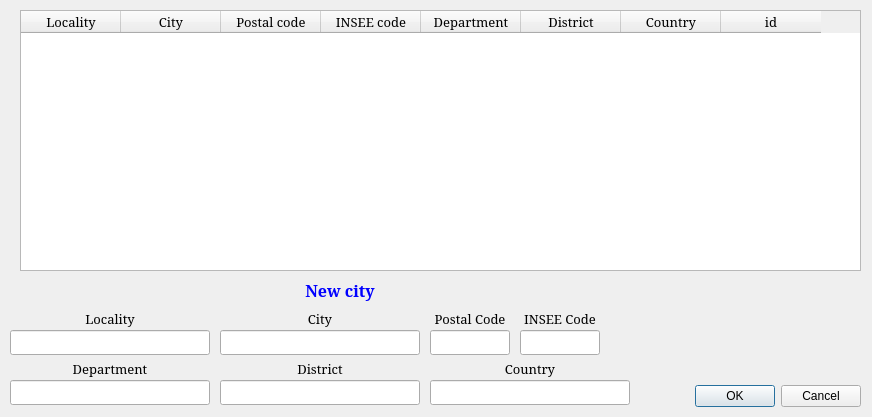
Qt form cities.ui (phioconte/genealogy) before a commit.
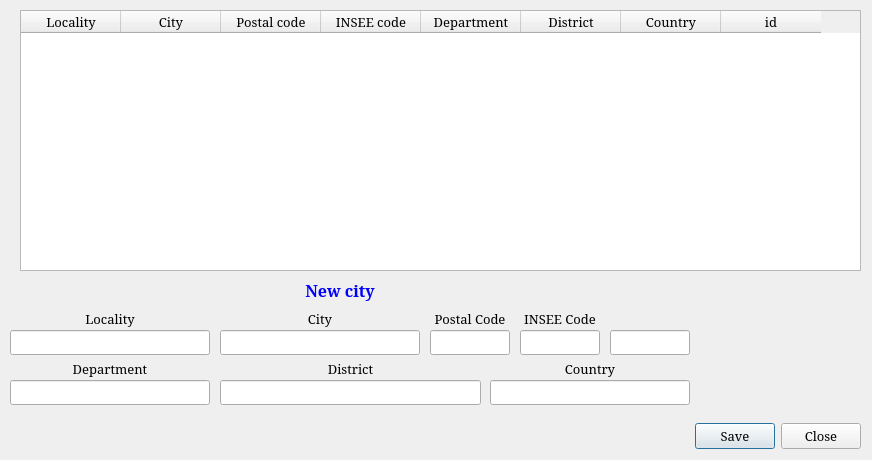
The same form after that commit.

Commit message: Mise à jour du 2 décembre 2021: début de l'intégration modify/delete city + new city

Patch:
```diff
--- a/cities.ui
+++ b/cities.ui
@@ -7,7 +7,7 @@
     <x>0</x>
     <y>0</y>
     <width>872</width>
-    <height>417</height>
+    <height>460</height>
    </rect>
   </property>
   <property name="windowTitle">
@@ -16,17 +16,26 @@
   <widget class="QDialogButtonBox" name="buttonBox">
    <property name="geometry">
     <rect>
-     <x>560</x>
-     <y>380</y>
-     <width>301</width>
+     <x>470</x>
+     <y>420</y>
+     <width>391</width>
      <height>32</height>
     </rect>
    </property>
+   <property name="font">
+    <font>
+     <family>Serif</family>
+     <pointsize>10</pointsize>
+    </font>
+   </property>
+   <property name="locale">
+    <locale language="English" country="UnitedStates"/>
+   </property>
    <property name="orientation">
     <enum>Qt::Horizontal</enum>
    </property>
    <property name="standardButtons">
-    <set>QDialogButtonBox::Cancel|QDialogButtonBox::Ok</set>
+    <set>QDialogButtonBox::Close|QDialogButtonBox::Save</set>
    </property>
   </widget>
   <widget class="QTableWidget" name="CityTable">
@@ -258,7 +267,7 @@
     <rect>
      <x>220</x>
      <y>360</y>
-     <width>200</width>
+     <width>261</width>
      <height>17</height>
     </rect>
    </property>
@@ -290,7 +299,7 @@
     <rect>
      <x>220</x>
      <y>380</y>
-     <width>200</width>
+     <width>261</width>
      <height>25</height>
     </rect>
    </property>
@@ -298,7 +307,7 @@
   <widget class="QLabel" name="label16">
    <property name="geometry">
     <rect>
-     <x>430</x>
+     <x>490</x>
      <y>360</y>
      <width>200</width>
      <height>17</height>
@@ -320,7 +329,7 @@
   <widget class="QLineEdit" name="Country">
    <property name="geometry">
     <rect>
-     <x>430</x>
+     <x>490</x>
      <y>380</y>
      <width>200</width>
      <height>25</height>
@@ -354,6 +363,22 @@
     <set>Qt::AlignCenter</set>
    </property>
   </widget>
+  <widget class="QLineEdit" name="Id">
+   <property name="geometry">
+    <rect>
+     <x>610</x>
+     <y>330</y>
+     <width>80</width>
+     <height>25</height>
+    </rect>
+   </property>
+   <property name="text">
+    <string/>
+   </property>
+   <property name="alignment">
+    <set>Qt::AlignCenter</set>
+   </property>
+  </widget>
  </widget>
  <resources/>
  <connections>
```
The commit also changes 2 other files.
